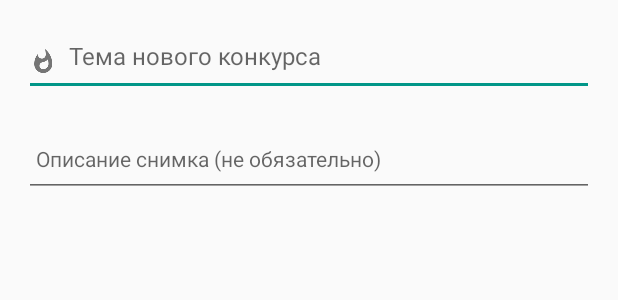
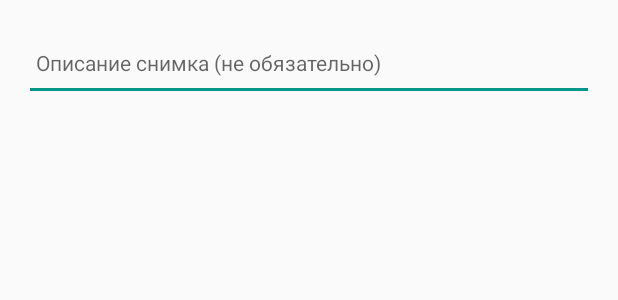
Before and after one commit to yankovskiy/PhotohuntAndroid, an Android app: the layout edit_image_dialog.xml on its own in the app's theme, with its tools: preview values and no code run, on a phone screen of 412 x 824 dp. Shown: the top 300 px of the screen. Run offline under Robolectric (Android 15) with nearby library versions, the phone set to English and light mode, and no system bars.

Commit message:
В кастомном конкурсе можно редактировать только описание

```diff
--- a/photoHuntAndroid/src/main/res/layout/edit_image_dialog.xml
+++ b/photoHuntAndroid/src/main/res/layout/edit_image_dialog.xml
@@ -16,7 +16,8 @@
         android:inputType="text"
         android:paddingBottom="16dp"
         android:paddingTop="16dp"
-        android:textSize="16sp" />
+        android:textSize="16sp"
+        android:visibility="gone" />
 
     <EditText
         android:id="@+id/edit_image_description"
```
Also changed, not shown: photoHuntAndroid/src/main/java/ru/neverdark/photohunt/dialogs/EditImageDialog.java (+10 -5 lines).
